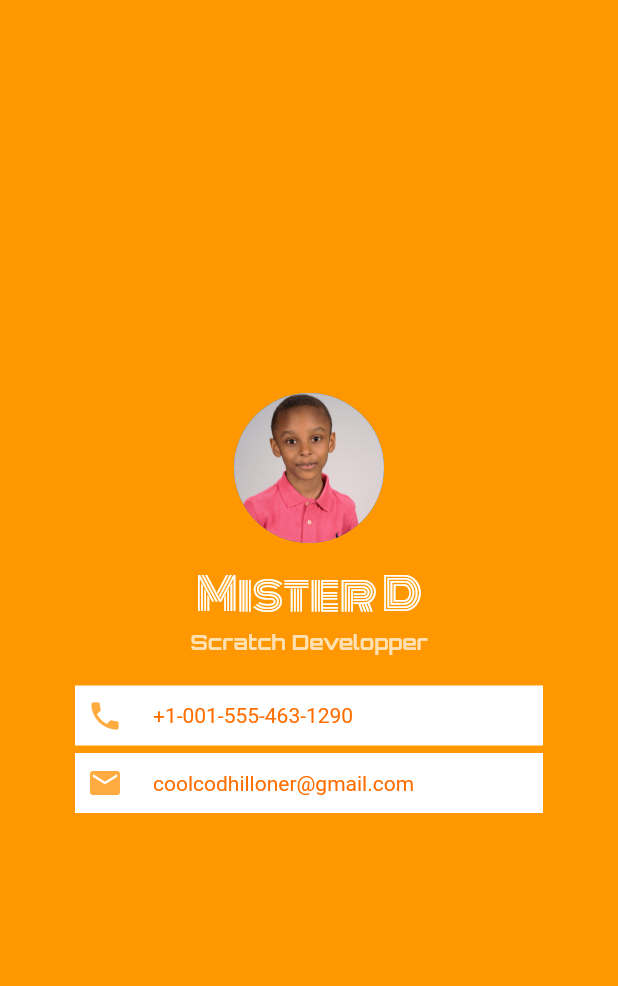
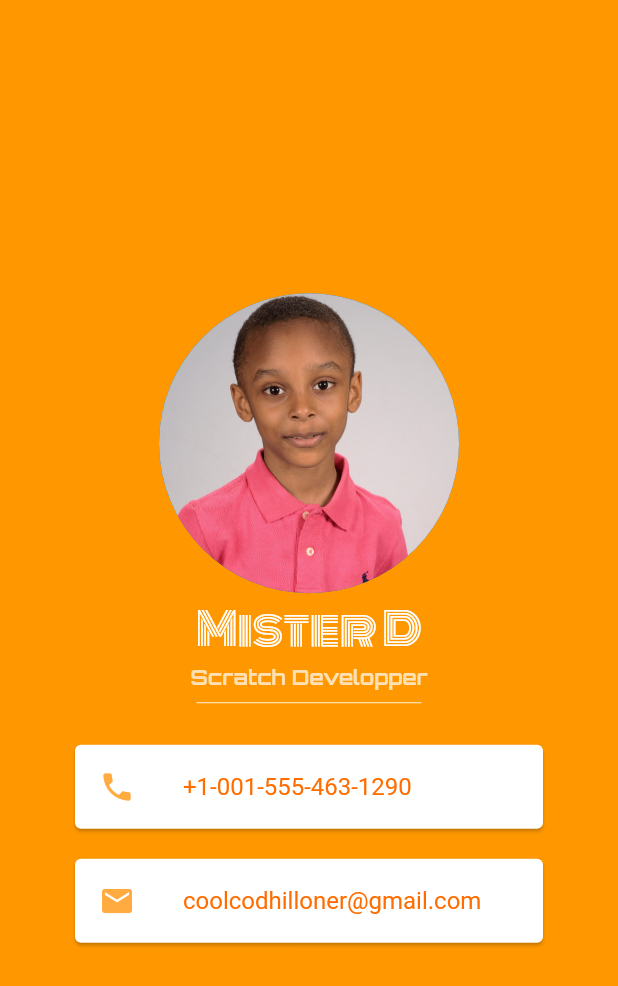
Before and after one commit to Ruzo/complete_flutter_bootcamp, a Flutter app: the screen it shows after launch, on a phone screen of 412 x 824 dp. Shown: the top 986 px of the screen. Run offline on Flutter 3.47's test engine with Material 2 defaults, Android fonts, the phone set to English and light mode, and no system bars; missing offline and left inert: flutter_gifimage.

Commit message:
All done with Card and ListTile

```diff
--- a/mi_card/lib/main.dart
+++ b/mi_card/lib/main.dart
@@ -11,14 +11,12 @@
         backgroundColor: Colors.orange,
         body: SafeArea(
           child: Column(
-            crossAxisAlignment: CrossAxisAlignment.center,
             mainAxisAlignment: MainAxisAlignment.center,
             children: <Widget>[
               CircleAvatar(
                 backgroundImage: AssetImage('images/mister_d.jpg'),
-                radius: 50.0,
+                radius: 100.0,
               ),
-              spacer(height: 10),
               Text(
                 'Mister D',
                 style: TextStyle(
@@ -35,45 +33,40 @@
                   color: Colors.orange[100],
                 ),
               ),
-              Container(
+              SizedBox(
+                child: Divider(color: Colors.orange[50]),
+                width: 150.0,
+              ),
+              Card(
                 margin: EdgeInsets.fromLTRB(50, 20, 50, 0),
-                padding: EdgeInsets.all(8),
                 color: Colors.white,
-                child: Row(
-                  mainAxisAlignment: MainAxisAlignment.start,
-                  children: <Widget>[
-                    Icon(
+                child: ListTile(
+                  leading: Icon(
                     Icons.phone,
                     color: Colors.orangeAccent,
                   ),
-                    spacer(width: 20),
-                    Text(
+                  title: Text(
                     '+1-001-555-463-1290',
                     style: TextStyle(
                       color: Colors.orangeAccent[700],
                     ),
                   ),
-                  ],
                 ),
               ),
-              Container(
-                margin: EdgeInsets.fromLTRB(50, 5, 50, 20),
-                padding: EdgeInsets.all(8),
+              Card(
+                margin: EdgeInsets.fromLTRB(50, 20, 50, 0),
                 color: Colors.white,
-                child: Row(
-                  children: <Widget>[
-                    Icon(
+                child: ListTile(
+                  leading: Icon(
                     Icons.email,
                     color: Colors.orangeAccent,
                   ),
-                    spacer(width: 20),
-                    Text(
+                  title: Text(
                     'coolcodhilloner@gmail.com',
                     style: TextStyle(
                       color: Colors.orangeAccent[700],
                     ),
                   ),
-                  ],
                 ),
               ),
             ],
@@ -82,9 +75,4 @@
       ),
     );
   }
-
-  Widget spacer({double height, double width = double.maxFinite}) => SizedBox(
-        width: width,
-        height: height,
-      );
 }
```
Lines whose indentation alone changed are shown as unchanged.
